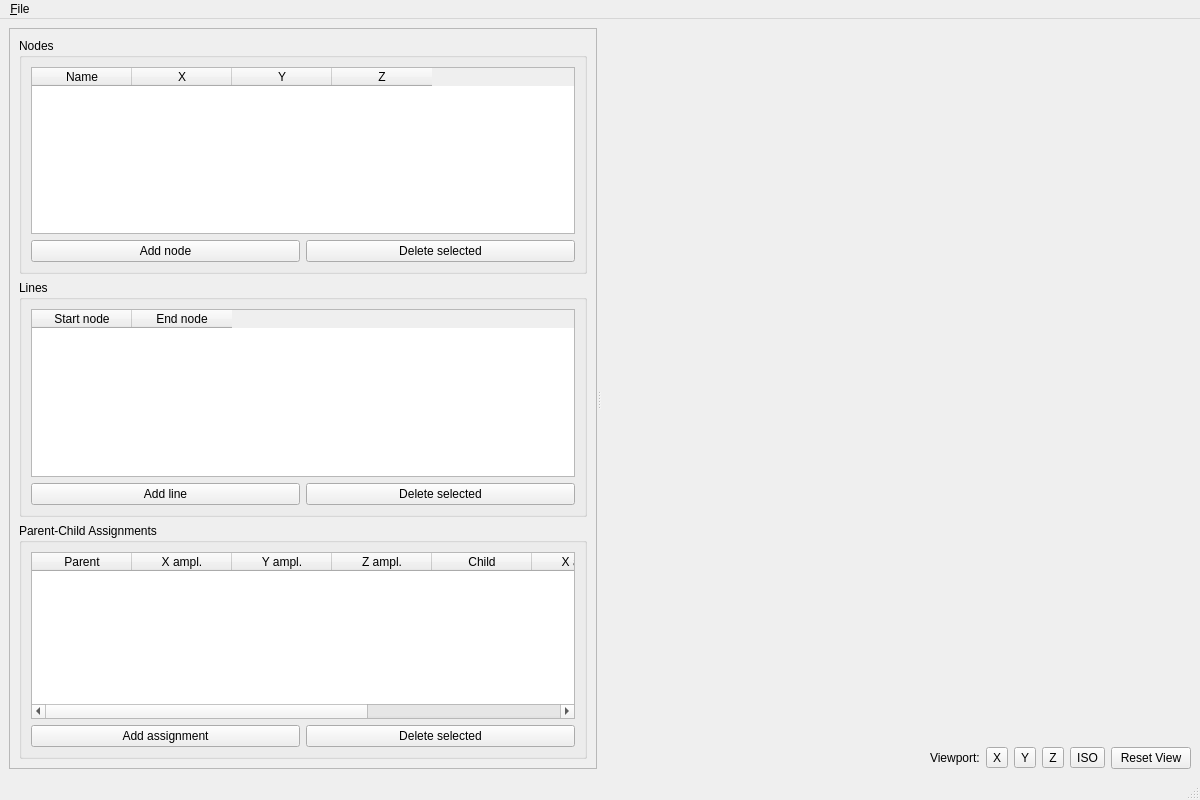
Above: pyOMA/GUI/ui/geometry_processor.ui from pyOMA-dev/pyOMA before the change. Below: the same form after it.
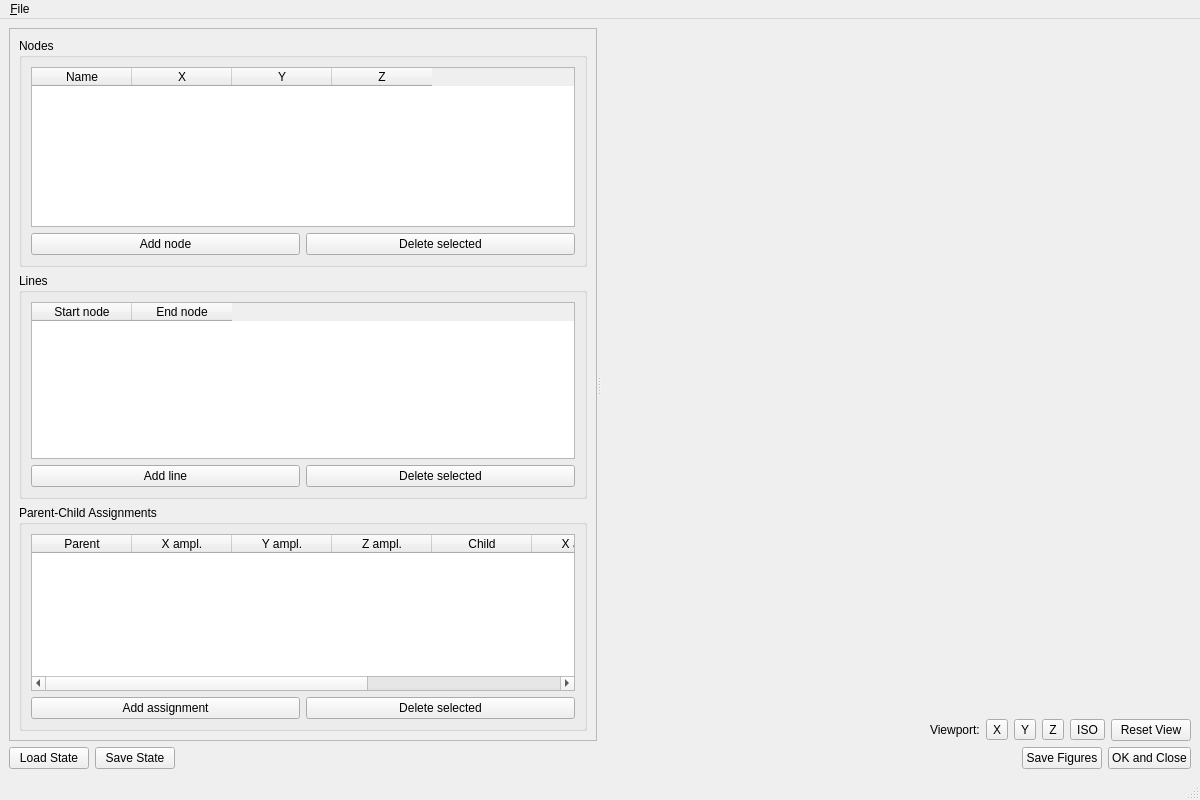
That is the form after the change. Custom widgets are drawn as their Qt base class.

```diff
--- a/pyOMA/GUI/ui/geometry_processor.ui
+++ b/pyOMA/GUI/ui/geometry_processor.ui
@@ -14,7 +14,7 @@
    <string>pyOMA - Interactive Geometry Pre-Processing</string>
   </property>
   <widget class="QWidget" name="central_widget">
-   <layout class="QHBoxLayout" name="root_layout">
+   <layout class="QVBoxLayout" name="verticalLayout" stretch="1,0">
     <item>
      <widget class="QSplitter" name="splitter">
       <property name="orientation">
@@ -35,8 +35,8 @@
          <rect>
           <x>0</x>
           <y>0</y>
-          <width>420</width>
-          <height>760</height>
+          <width>575</width>
+          <height>703</height>
          </rect>
         </property>
         <layout class="QVBoxLayout" name="tables_layout">
@@ -270,7 +270,7 @@
           <item>
            <spacer name="viewport_row_spacer">
             <property name="orientation">
-             <enum>Qt::Horizontal</enum>
+             <enum>Qt::Orientation::Horizontal</enum>
             </property>
             <property name="sizeHint" stdset="0">
              <size>
@@ -328,9 +328,62 @@
       </widget>
      </widget>
     </item>
+    <item>
+     <layout class="QHBoxLayout" name="buttons_layout">
+      <item>
+       <widget class="QPushButton" name="load_state_button">
+        <property name="text">
+         <string>Load State</string>
+        </property>
+       </widget>
+      </item>
+      <item>
+       <widget class="QPushButton" name="save_state_button">
+        <property name="text">
+         <string>Save State</string>
+        </property>
+       </widget>
+      </item>
+      <item>
+       <spacer name="buttons_layout_spacer">
+        <property name="orientation">
+         <enum>Qt::Orientation::Horizontal</enum>
+        </property>
+        <property name="sizeHint" stdset="0">
+         <size>
+          <width>40</width>
+          <height>20</height>
+         </size>
+        </property>
+       </spacer>
+      </item>
+      <item>
+       <widget class="QPushButton" name="save_figure_button">
+        <property name="text">
+         <string>Save Figures</string>
+        </property>
+       </widget>
+      </item>
+      <item>
+       <widget class="QPushButton" name="ok_close_button">
+        <property name="text">
+         <string>OK and Close</string>
+        </property>
+       </widget>
+      </item>
+     </layout>
+    </item>
    </layout>
   </widget>
   <widget class="QMenuBar" name="menubar">
+   <property name="geometry">
+    <rect>
+     <x>0</x>
+     <y>0</y>
+     <width>1200</width>
+     <height>22</height>
+    </rect>
+   </property>
    <widget class="QMenu" name="menu_file">
     <property name="title">
      <string>&amp;File</string>
```
